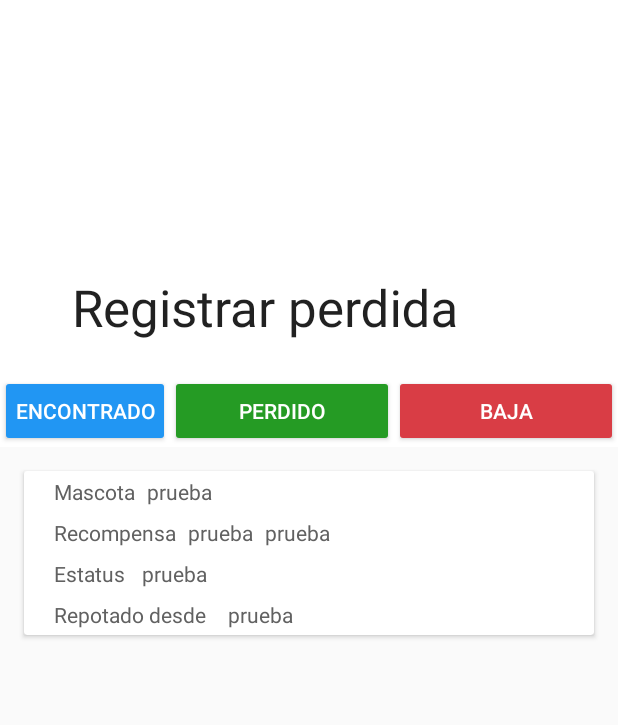
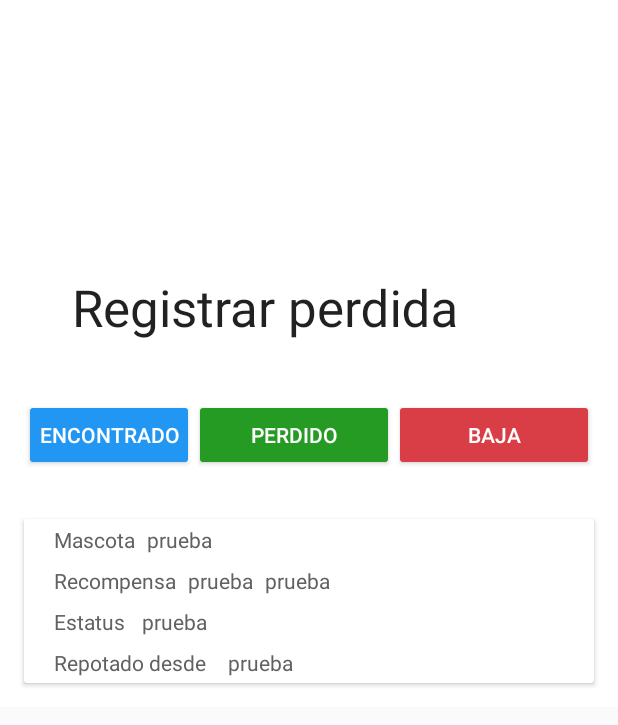
Before and after one commit to lunnik/kenna, an Android app: the LostStatusActivity screen opened directly, with no data from a screen before it, on a phone screen of 412 x 824 dp. Shown: the top 725 px of the screen. Run offline under Robolectric (Android 15) with nearby library versions, the phone set to English and light mode, and no system bars; our stand-ins replace data binding; libraries missing offline, so code that uses them is left out: com.afollestad.materialdialogs, thebat.lib.validutil; pictures from the network do not load.

Commit message:
revisar disee estatu

```diff
--- a/app/src/main/res/layout/activity_lost_status.xml
+++ b/app/src/main/res/layout/activity_lost_status.xml
@@ -65,10 +65,12 @@
 
             <LinearLayout
                 android:layout_width="match_parent"
+                android:layout_margin="16dp"
                 android:layout_height="wrap_content">
 
                 <Button
                     android:id="@+id/apll_btn_encontado"
+
                     android:layout_width="wrap_content"
                     android:layout_height="wrap_content"
 
@@ -101,20 +103,6 @@
 
 
             </LinearLayout>
-
-        </android.support.design.widget.AppBarLayout>
-
-        <android.support.v4.widget.NestedScrollView
-            android:id="@+id/scroll"
-            android:layout_width="match_parent"
-            android:layout_height="match_parent"
-            app:layout_behavior="@string/appbar_scrolling_view_behavior">
-
-
-            <RelativeLayout
-                android:layout_width="match_parent"
-                android:layout_height="wrap_content"
-                android:scrollbars="none">
 
             <android.support.v7.widget.CardView
                 android:id="@+id/card"
@@ -232,12 +220,27 @@
 
             </android.support.v7.widget.CardView>
 
+        </android.support.design.widget.AppBarLayout>
+
+        <android.support.v4.widget.NestedScrollView
+            android:id="@+id/scroll"
+            android:layout_width="match_parent"
+            android:layout_height="match_parent"
+            app:layout_behavior="@string/appbar_scrolling_view_behavior">
+
+
+            <RelativeLayout
+                android:layout_width="match_parent"
+                android:layout_height="wrap_content"
+                android:scrollbars="none">
+
+
+
 
                 <android.support.v7.widget.RecyclerView
                     android:id="@+id/als_rv_comment"
                     android:layout_width="match_parent"
-                    android:layout_height="match_parent"
-                    android:layout_below="@+id/card" />
+                    android:layout_height="match_parent" />
             </RelativeLayout>
 
 
```
Lines whose indentation alone changed are shown as unchanged.
